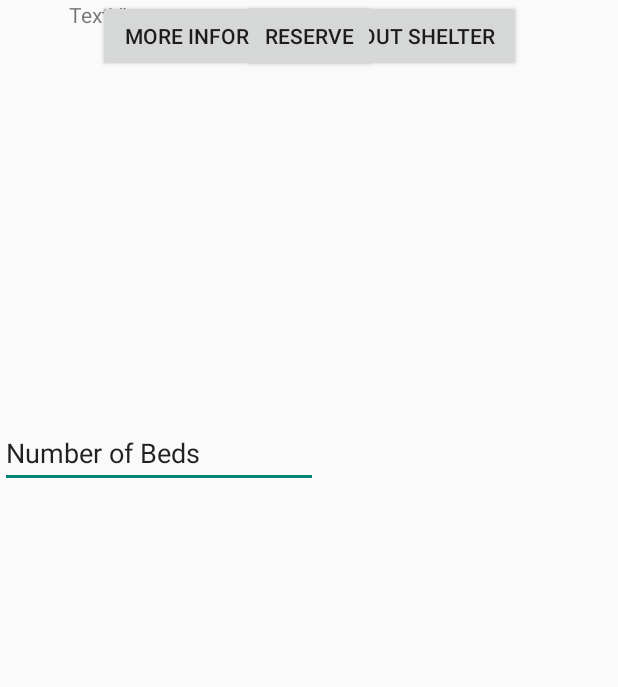
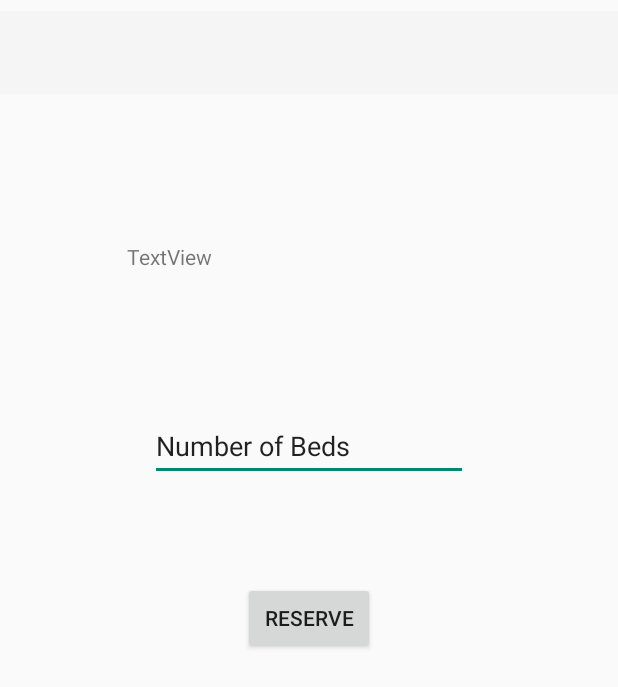
Before and after one commit to qw6722/Shelter-Finder, an Android app: the layout activity_reserve.xml on its own in the app's theme, with its tools: preview values and no code run, on a phone screen of 412 x 824 dp. Shown: the top 687 px of the screen. Run offline under Robolectric (Android 15) with nearby library versions, the phone set to English and light mode, and no system bars.

Commit message:
Adding Reservation Layout

```diff
--- a/app/src/main/AndroidManifest.xml
+++ b/app/src/main/AndroidManifest.xml
@@ -21,7 +21,9 @@
         <activity android:name=".MainActivity" />
         <activity android:name=".Register" />
         <activity android:name=".LoginPage" />
-        <activity android:name=".SingleShelterView"></activity>
+        <activity android:name=".SingleShelterView"/>
+        <activity android:name=".Reserve">
+        </activity>
     </application>
 
 </manifest>
--- a/app/src/main/java/com/example/saimada/shelterfinder/AgeRange.java
+++ b/app/src/main/java/com/example/saimada/shelterfinder/AgeRange.java
@@ -10,7 +10,6 @@ package com.example.saimada.shelterfinder;
 public enum AgeRange {
     ANYONE("Anyone"),
     YOUNGADULTS("YoungAdults"),
-    ADULTS("Adults"),
     CHILDREN("Children"),
     FAMILYANDNEWBORN("FamilyAndNewborn");
 
--- a/app/src/main/java/com/example/saimada/shelterfinder/LoginPage.java
+++ b/app/src/main/java/com/example/saimada/shelterfinder/LoginPage.java
@@ -176,6 +176,12 @@ public class LoginPage extends AppCompatActivity {
                 intent.putExtra("shelter_phone",list.get(position).getPhoneNumber());
                 startActivity(intent);
             }
+            @Override
+            public void onRightClicked(int position) {
+                Intent intent = new Intent(LoginPage.this, Reserve.class);
+                intent.putExtra("shelter_name", list.get(position).getShelterName());
+                startActivity(intent);
+            }
         });
         ItemTouchHelper itemTouchhelper = new ItemTouchHelper(swipeController);
         itemTouchhelper.attachToRecyclerView(recyclerView);
--- a/app/src/main/java/com/example/saimada/shelterfinder/User.java
+++ b/app/src/main/java/com/example/saimada/shelterfinder/User.java
@@ -8,7 +8,7 @@ import java.util.List;
 
 public class User {
     public static List<String> possibleGender = Arrays.asList("Anyone","Male", "Female");
-    public static List<String> possibleAges = Arrays.asList("Anyone", "YoungAdults", "Adults", "Children", "FamilyAndNewborn");
+    public static List<String> possibleAges = Arrays.asList("Anyone", "YoungAdults", "Children", "FamilyAndNewborn");
 
 
     private String username;
--- a/app/src/main/res/layout/activity_reserve.xml
+++ b/app/src/main/res/layout/activity_reserve.xml
@@ -8,46 +8,62 @@
 
     <TextView
         android:id="@+id/NameOfShelter"
-        android:layout_width="358dp"
-        android:layout_height="46dp"
-        android:layout_marginEnd="8dp"
+        android:layout_width="245dp"
+        android:layout_height="47dp"
+        android:layout_marginBottom="8dp"
+        android:layout_marginEnd="12dp"
+        android:layout_marginStart="8dp"
+        android:layout_marginTop="8dp"
         android:text="TextView"
+        app:layout_constraintBottom_toBottomOf="parent"
         app:layout_constraintEnd_toEndOf="parent"
-        tools:layout_editor_absoluteY="44dp" />
+        app:layout_constraintHorizontal_bias="0.521"
+        app:layout_constraintStart_toStartOf="parent"
+        app:layout_constraintTop_toTopOf="parent"
+        app:layout_constraintVertical_bias="0.202" />
 
     <EditText
         android:id="@+id/NumberOfBeds"
         android:layout_width="212dp"
         android:layout_height="46dp"
         android:layout_marginBottom="8dp"
+        android:layout_marginEnd="8dp"
+        android:layout_marginStart="8dp"
         android:layout_marginTop="8dp"
         android:ems="10"
         android:inputType="textPersonName"
         android:text="Number of Beds"
         app:layout_constraintBottom_toBottomOf="parent"
-        app:layout_constraintTop_toTopOf="parent"
-        app:layout_constraintVertical_bias="0.356"
-        tools:layout_editor_absoluteX="16dp" />
-
-    <Button
-        android:id="@+id/DetailsAboutShelter"
-        android:layout_width="282dp"
-        android:layout_height="wrap_content"
-        android:layout_marginEnd="8dp"
-        android:layout_marginStart="8dp"
-        android:text="More Information About Shelter"
         app:layout_constraintEnd_toEndOf="parent"
         app:layout_constraintStart_toStartOf="parent"
-        tools:layout_editor_absoluteY="120dp" />
+        app:layout_constraintTop_toTopOf="parent"
+        app:layout_constraintVertical_bias="0.35" />
 
     <Button
         android:id="@+id/reserve"
         android:layout_width="wrap_content"
         android:layout_height="wrap_content"
+        android:layout_marginBottom="8dp"
         android:layout_marginEnd="8dp"
         android:layout_marginStart="8dp"
+        android:layout_marginTop="8dp"
         android:text="Reserve"
+        app:layout_constraintBottom_toBottomOf="parent"
         app:layout_constraintEnd_toEndOf="parent"
         app:layout_constraintStart_toStartOf="parent"
-        tools:layout_editor_absoluteY="259dp" />
+        app:layout_constraintTop_toTopOf="parent" />
+
+    <android.support.v7.widget.Toolbar
+        android:id="@+id/toolbarReserve"
+        android:layout_width="match_parent"
+        android:layout_height="55dp"
+        android:layout_marginBottom="8dp"
+        android:layout_marginTop="4dp"
+        android:background="?attr/colorPrimary"
+        android:minHeight="?attr/actionBarSize"
+        android:theme="?attr/actionBarTheme"
+        app:layout_constraintBottom_toBottomOf="parent"
+        app:layout_constraintTop_toTopOf="parent"
+        app:layout_constraintVertical_bias="0.004"
+        tools:layout_editor_absoluteX="8dp" />
 </android.support.constraint.ConstraintLayout>
```
